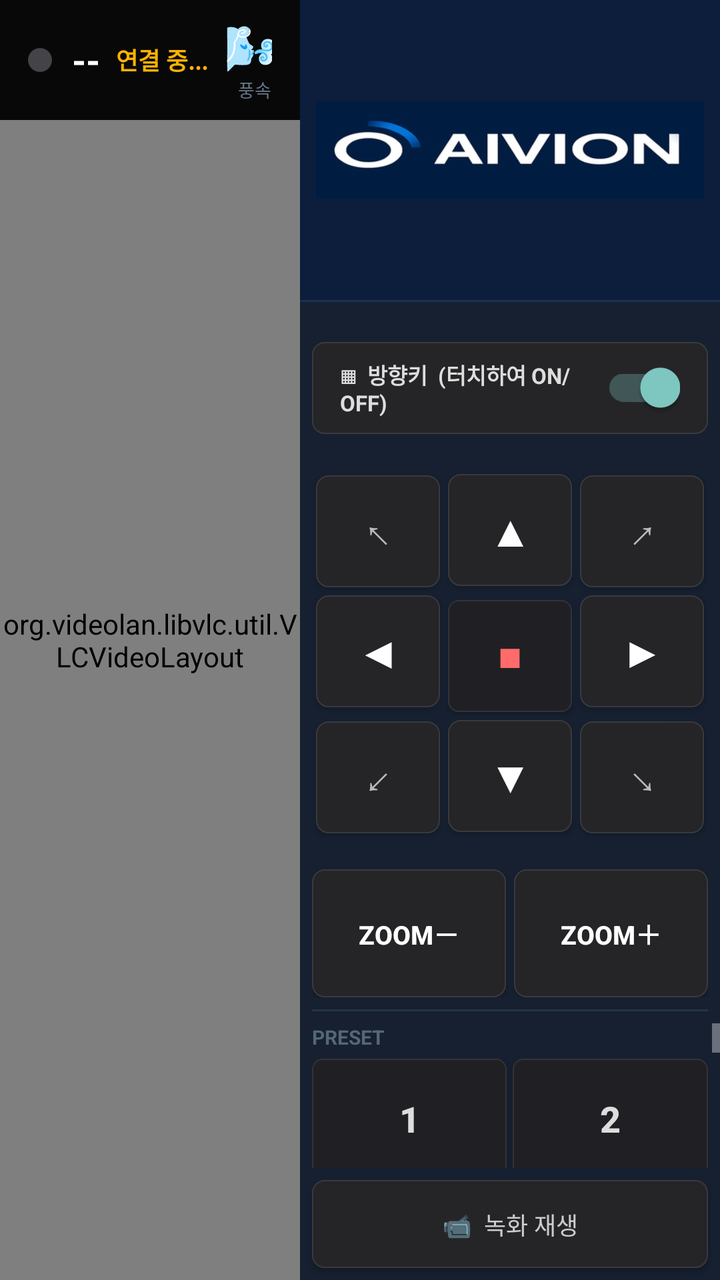
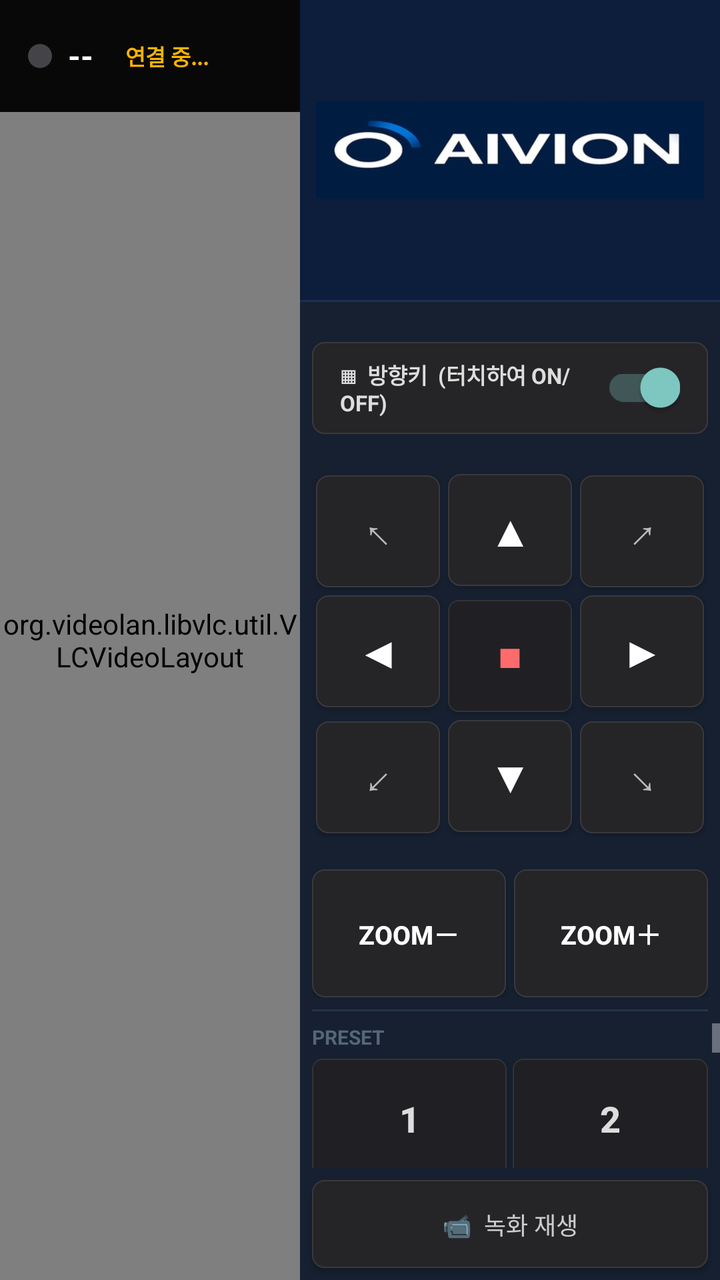

An Android layout rendered at two revisions. The XML below is the earlier revision; the diff shows what the commit changed to produce the second picture.
<!-- AndroidManifest.xml: application theme AppTheme -->
<!-- res/layout/activity_player.xml -->
<?xml version="1.0" encoding="utf-8"?>
<LinearLayout xmlns:android="http://schemas.android.com/apk/res/android"
    android:layout_width="match_parent"
    android:layout_height="match_parent"
    android:orientation="horizontal"
    android:background="#000000">

    
    <FrameLayout
        android:layout_width="0dp" android:layout_height="match_parent"
        android:layout_weight="1" android:background="#000000">

        <org.videolan.libvlc.util.VLCVideoLayout android:id="@+id/vlcPlayer"
            android:layout_width="match_parent" android:layout_height="match_parent"/>

        
        <ImageView android:id="@+id/imgSnapshot"
            android:layout_width="match_parent"
            android:layout_height="match_parent"
            android:scaleType="centerCrop"
            android:visibility="gone"/>

        
        <LinearLayout android:layout_width="match_parent" android:layout_height="60dp"
            android:orientation="horizontal" android:gravity="center_vertical"
            android:paddingStart="14dp" android:paddingEnd="14dp"
            android:background="#EE000000">
            <View android:id="@+id/dotPlayer"
                android:layout_width="12dp" android:layout_height="12dp"
                android:background="@drawable/dot_gray" android:layout_marginEnd="10dp"/>
            <TextView android:id="@+id/lblPlayer"
                android:layout_width="wrap_content" android:layout_height="wrap_content"
                android:text="--" android:textColor="#FFFFFF"
                android:textSize="18sp" android:textStyle="bold"
                android:layout_marginEnd="8dp"/>
            <TextView android:id="@+id/tvStreamStatus"
                android:layout_width="wrap_content" android:layout_height="wrap_content"
                android:text="연결 중..." android:textColor="#FFB300"
                android:textSize="12sp" android:textStyle="bold"
                android:layout_marginEnd="8dp"/>
            <TextView android:id="@+id/ipPlayer"
                android:layout_width="0dp" android:layout_height="wrap_content"
                android:layout_weight="1"
                android:textColor="#667788" android:textSize="11sp"/>
            
            <LinearLayout android:layout_width="wrap_content" android:layout_height="wrap_content"
                android:orientation="vertical" android:gravity="center_horizontal"
                android:layout_marginEnd="16dp">
                <TextView android:id="@+id/osdWindPlayer"
                    android:layout_width="wrap_content" android:layout_height="wrap_content"
                    android:text="🌬  --"
                    android:textColor="#FFFFFF" android:textSize="22sp" android:textStyle="bold"/>
                <TextView android:layout_width="wrap_content" android:layout_height="wrap_content"
                    android:text="풍속 (m/s)"
                    android:textColor="#667788" android:textSize="9sp" android:gravity="center"/>
            </LinearLayout>
            
            <LinearLayout android:layout_width="wrap_content" android:layout_height="wrap_content"
                android:orientation="vertical" android:gravity="center_horizontal">
                <TextView android:id="@+id/osdWeightPlayer"
                    android:layout_width="wrap_content" android:layout_height="wrap_content"
                    android:text="⚖  --"
                    android:textColor="#FFFFFF" android:textSize="22sp" android:textStyle="bold"/>
                <TextView android:layout_width="wrap_content" android:layout_height="wrap_content"
                    android:text="중량 (kg)"
                    android:textColor="#667788" android:textSize="9sp" android:gravity="center"/>
            </LinearLayout>
        </LinearLayout>

        
        <View android:id="@+id/touchOverlay"
            android:layout_width="match_parent" android:layout_height="match_parent"
            android:layout_marginTop="60dp"
            android:background="@android:color/transparent"/>
    </FrameLayout>

    
    <LinearLayout
        android:layout_width="210dp" android:layout_height="match_parent"
        android:orientation="vertical" android:background="#162030">

        
        <ImageView
            android:layout_width="match_parent" android:layout_height="150dp"
            android:src="@drawable/logo_aivion"
            android:adjustViewBounds="true"
            android:scaleType="fitCenter"
            android:background="#0C1E3C"
            android:paddingStart="8dp" android:paddingEnd="8dp"
            android:paddingTop="8dp" android:paddingBottom="8dp"/>

        <View android:layout_width="match_parent" android:layout_height="1dp"
            android:background="#1E3050"/>

        
        <LinearLayout android:id="@+id/ptzToggleRow"
            android:layout_width="match_parent" android:layout_height="46dp"
            android:orientation="horizontal" android:gravity="center_vertical"
            android:paddingStart="14dp" android:paddingEnd="14dp"
            android:background="@drawable/bg_btn"
            android:layout_marginStart="6dp" android:layout_marginEnd="6dp"
            android:layout_marginTop="20dp" android:layout_marginBottom="4dp"
            android:clickable="true" android:focusable="true">
            <TextView android:layout_width="0dp" android:layout_height="wrap_content"
                android:layout_weight="1"
                android:text="▦  방향키  (터치하여 ON/OFF)"
                android:textColor="#DDDDDD" android:textSize="11sp" android:textStyle="bold"/>
            <androidx.appcompat.widget.SwitchCompat android:id="@+id/swPtz"
                android:layout_width="wrap_content" android:layout_height="wrap_content"
                android:checked="true" android:clickable="false" android:focusable="false"/>
        </LinearLayout>

        
        <View android:layout_width="match_parent" android:layout_height="14dp"/>

        
        <GridLayout android:id="@+id/ptzArea"
            android:layout_width="match_parent" android:layout_height="wrap_content"
            android:columnCount="3" android:paddingStart="6dp" android:paddingEnd="6dp">
            <Button android:id="@+id/btnNW" android:layout_width="0dp" android:layout_height="56dp"
                android:layout_columnWeight="1" android:layout_margin="2dp"
                android:text="↖" android:textSize="20sp"
                android:background="@drawable/bg_btn" android:textColor="#BBBBBB"/>
            <Button android:id="@+id/btnN" android:layout_width="0dp" android:layout_height="56dp"
                android:layout_columnWeight="1" android:layout_margin="2dp"
                android:text="▲" android:textSize="22sp"
                android:background="@drawable/bg_btn" android:textColor="#FFFFFF"/>
            <Button android:id="@+id/btnNE" android:layout_width="0dp" android:layout_height="56dp"
                android:layout_columnWeight="1" android:layout_margin="2dp"
                android:text="↗" android:textSize="20sp"
                android:background="@drawable/bg_btn" android:textColor="#BBBBBB"/>
            <Button android:id="@+id/btnW" android:layout_width="0dp" android:layout_height="56dp"
                android:layout_columnWeight="1" android:layout_margin="2dp"
                android:text="◀" android:textSize="22sp"
                android:background="@drawable/bg_btn" android:textColor="#FFFFFF"/>
            <Button android:id="@+id/btnStop" android:layout_width="0dp" android:layout_height="56dp"
                android:layout_columnWeight="1" android:layout_margin="2dp"
                android:text="■" android:textSize="16sp"
                android:background="@drawable/bg_preset" android:textColor="#FF6B6B"/>
            <Button android:id="@+id/btnE" android:layout_width="0dp" android:layout_height="56dp"
                android:layout_columnWeight="1" android:layout_margin="2dp"
                android:text="▶" android:textSize="22sp"
                android:background="@drawable/bg_btn" android:textColor="#FFFFFF"/>
            <Button android:id="@+id/btnSW" android:layout_width="0dp" android:layout_height="56dp"
                android:layout_columnWeight="1" android:layout_margin="2dp"
                android:text="↙" android:textSize="20sp"
                android:background="@drawable/bg_btn" android:textColor="#BBBBBB"/>
            <Button android:id="@+id/btnS" android:layout_width="0dp" android:layout_height="56dp"
                android:layout_columnWeight="1" android:layout_margin="2dp"
                android:text="▼" android:textSize="22sp"
                android:background="@drawable/bg_btn" android:textColor="#FFFFFF"/>
            <Button android:id="@+id/btnSE" android:layout_width="0dp" android:layout_height="56dp"
                android:layout_columnWeight="1" android:layout_margin="2dp"
                android:text="↘" android:textSize="20sp"
                android:background="@drawable/bg_btn" android:textColor="#BBBBBB"/>
        </GridLayout>

        
        <LinearLayout android:layout_width="match_parent" android:layout_height="wrap_content"
            android:orientation="horizontal"
            android:layout_marginTop="16dp"
            android:paddingStart="6dp" android:paddingEnd="6dp"
            android:layout_marginBottom="6dp">
            <Button android:id="@+id/btnZoomOut"
                android:layout_width="0dp" android:layout_height="64dp"
                android:layout_weight="1" android:layout_marginEnd="4dp"
                android:text="ZOOM－" android:textSize="13sp" android:textStyle="bold"
                android:textColor="#FFFFFF" android:background="@drawable/bg_btn"/>
            <Button android:id="@+id/btnZoomIn"
                android:layout_width="0dp" android:layout_height="64dp"
                android:layout_weight="1"
                android:text="ZOOM＋" android:textSize="13sp" android:textStyle="bold"
                android:textColor="#FFFFFF" android:background="@drawable/bg_btn"/>
        </LinearLayout>

        <View android:layout_width="match_parent" android:layout_height="1dp"
            android:background="#253545" android:layout_marginBottom="6dp"
            android:layout_marginStart="6dp" android:layout_marginEnd="6dp"/>

        
        <ScrollView android:layout_width="match_parent" android:layout_height="0dp"
            android:layout_weight="1" android:fillViewport="true">
            <LinearLayout android:layout_width="match_parent" android:layout_height="wrap_content"
                android:orientation="vertical"
                android:paddingStart="6dp" android:paddingEnd="6dp">

                <TextView android:layout_width="wrap_content" android:layout_height="wrap_content"
                    android:text="PRESET" android:textColor="#556677"
                    android:textSize="10sp" android:textStyle="bold"
                    android:layout_marginBottom="4dp"/>

                <LinearLayout android:layout_width="match_parent" android:layout_height="wrap_content"
                    android:orientation="horizontal" android:layout_marginBottom="3dp">
                    <Button android:id="@+id/btnP1" android:layout_width="0dp" android:layout_height="62dp"
                        android:layout_weight="1" android:layout_marginEnd="3dp"
                        android:text="1" android:textSize="18sp" android:textStyle="bold"
                        android:textColor="#DDDDDD" android:background="@drawable/bg_preset"
                        android:minHeight="0dp" android:maxLines="2"
                        android:ellipsize="end"
                        android:padding="4dp" android:includeFontPadding="false"/>
                    <Button android:id="@+id/btnP2" android:layout_width="0dp" android:layout_height="62dp"
                        android:layout_weight="1"
                        android:text="2" android:textSize="18sp" android:textStyle="bold"
                        android:textColor="#DDDDDD" android:background="@drawable/bg_preset"
                        android:minHeight="0dp" android:maxLines="2"
                        android:ellipsize="end"
                        android:padding="4dp" android:includeFontPadding="false"/>
                </LinearLayout>
                <LinearLayout android:layout_width="match_parent" android:layout_height="wrap_content"
                    android:orientation="horizontal" android:layout_marginBottom="3dp">
                    <Button android:id="@+id/btnP3" android:layout_width="0dp" android:layout_height="62dp"
                        android:layout_weight="1" android:layout_marginEnd="3dp"
                        android:text="3" android:textSize="18sp" android:textStyle="bold"
                        android:textColor="#DDDDDD" android:background="@drawable/bg_preset"
                        android:minHeight="0dp" android:maxLines="2"
                        android:ellipsize="end"
                        android:padding="4dp" android:includeFontPadding="false"/>
                    <Button android:id="@+id/btnP4" android:layout_width="0dp" android:layout_height="62dp"
                        android:layout_weight="1"
                        android:text="4" android:textSize="18sp" android:textStyle="bold"
                        android:textColor="#DDDDDD" android:background="@drawable/bg_preset"
                        android:minHeight="0dp" android:maxLines="2"
                        android:ellipsize="end"
                        android:padding="4dp" android:includeFontPadding="false"/>
                </LinearLayout>
                <Button android:id="@+id/btnP5"
                    android:layout_width="match_parent" android:layout_height="62dp"
                    android:layout_marginBottom="3dp"
                    android:text="5  HOME" android:textSize="16sp" android:textStyle="bold"
                    android:textColor="#2979FF" android:background="@drawable/bg_preset"
                    android:minHeight="0dp" android:maxLines="2"
                    android:ellipsize="end"
                    android:padding="4dp" android:includeFontPadding="false"/>
                <LinearLayout android:layout_width="match_parent" android:layout_height="wrap_content"
                    android:orientation="horizontal" android:layout_marginBottom="3dp">
                    <Button android:id="@+id/btnP6" android:layout_width="0dp" android:layout_height="62dp"
                        android:layout_weight="1" android:layout_marginEnd="3dp"
                        android:text="6" android:textSize="18sp" android:textStyle="bold"
                        android:textColor="#DDDDDD" android:background="@drawable/bg_preset"
                        android:minHeight="0dp" android:maxLines="2"
                        android:ellipsize="end"
                        android:padding="4dp" android:includeFontPadding="false"/>
                    <Button android:id="@+id/btnP7" android:layout_width="0dp" android:layout_height="62dp"
                        android:layout_weight="1"
                        android:text="7" android:textSize="18sp" android:textStyle="bold"
                        android:textColor="#DDDDDD" android:background="@drawable/bg_preset"
                        android:minHeight="0dp" android:maxLines="2"
                        android:ellipsize="end"
                        android:padding="4dp" android:includeFontPadding="false"/>
                </LinearLayout>
                <LinearLayout android:layout_width="match_parent" android:layout_height="wrap_content"
                    android:orientation="horizontal" android:layout_marginBottom="4dp">
                    <Button android:id="@+id/btnP8" android:layout_width="0dp" android:layout_height="62dp"
                        android:layout_weight="1" android:layout_marginEnd="3dp"
                        android:text="8" android:textSize="18sp" android:textStyle="bold"
                        android:textColor="#DDDDDD" android:background="@drawable/bg_preset"
                        android:minHeight="0dp" android:maxLines="2"
                        android:ellipsize="end"
                        android:padding="4dp" android:includeFontPadding="false"/>
                    <Button android:id="@+id/btnP9" android:layout_width="0dp" android:layout_height="62dp"
                        android:layout_weight="1"
                        android:text="9" android:textSize="18sp" android:textStyle="bold"
                        android:textColor="#DDDDDD" android:background="@drawable/bg_preset"
                        android:minHeight="0dp" android:maxLines="2"
                        android:ellipsize="end"
                        android:padding="4dp" android:includeFontPadding="false"/>
                </LinearLayout>
                <TextView android:layout_width="match_parent" android:layout_height="wrap_content"
                    android:text="길게 눌러 이름 저장"
                    android:textColor="#445566" android:textSize="9sp" android:gravity="center"/>
            </LinearLayout>
        </ScrollView>

        
        <Button android:id="@+id/btnPlayback"
            android:layout_width="match_parent" android:layout_height="44dp"
            android:layout_margin="6dp"
            android:text="📹  녹화 재생" android:textSize="12sp"
            android:textColor="#CCCCCC" android:background="@drawable/bg_btn"/>
    </LinearLayout>
</LinearLayout>
<!-- resources referenced by this layout -->
<resources>
  <!-- drawable bg_btn (drawable) -->
  <?xml version="1.0" encoding="utf-8"?>
  <shape xmlns:android="http://schemas.android.com/apk/res/android"><solid android:color="#252528"/><corners android:radius="6dp"/><stroke android:width="0.5dp" android:color="#3A3A3E"/></shape>
  <!-- drawable bg_preset (drawable) -->
  <?xml version="1.0" encoding="utf-8"?>
  <shape xmlns:android="http://schemas.android.com/apk/res/android"><solid android:color="#202024"/><corners android:radius="5dp"/><stroke android:width="0.5dp" android:color="#333336"/></shape>
  <!-- drawable dot_gray (drawable) -->
  <?xml version="1.0" encoding="utf-8"?>
  <shape xmlns:android="http://schemas.android.com/apk/res/android" android:shape="oval"><solid android:color="#444448"/></shape>
  <!-- drawable logo_aivion: jpg bitmap (drawable, 13489 bytes) -->
  <style name="AppTheme" parent="Theme.AppCompat.NoActionBar">
          <item name="colorPrimary">#2979FF</item>
          <item name="android:windowBackground">#0A0A0A</item>
          <item name="android:statusBarColor">#0A0A0A</item>
      </style>
</resources>

<!-- the commit's change to res/layout/activity_player.xml (unified diff, before → after) -->
@@ -21,56 +21,47 @@
             android:visibility="gone"/>
 
         
-        <LinearLayout android:layout_width="match_parent" android:layout_height="60dp"
+        <LinearLayout android:layout_width="match_parent" android:layout_height="56dp"
             android:orientation="horizontal" android:gravity="center_vertical"
             android:paddingStart="14dp" android:paddingEnd="14dp"
             android:background="#EE000000">
             <View android:id="@+id/dotPlayer"
                 android:layout_width="12dp" android:layout_height="12dp"
-                android:background="@drawable/dot_gray" android:layout_marginEnd="10dp"/>
+                android:background="@drawable/dot_gray" android:layout_marginEnd="8dp"/>
             <TextView android:id="@+id/lblPlayer"
                 android:layout_width="wrap_content" android:layout_height="wrap_content"
                 android:text="--" android:textColor="#FFFFFF"
-                android:textSize="18sp" android:textStyle="bold"
+                android:textSize="16sp" android:textStyle="bold"
+                android:layout_marginEnd="8dp"/>
+            <TextView android:id="@+id/ipPlayer"
+                android:layout_width="wrap_content" android:layout_height="wrap_content"
+                android:textColor="#667788" android:textSize="11sp"
                 android:layout_marginEnd="8dp"/>
             <TextView android:id="@+id/tvStreamStatus"
                 android:layout_width="wrap_content" android:layout_height="wrap_content"
                 android:text="연결 중..." android:textColor="#FFB300"
-                android:textSize="12sp" android:textStyle="bold"
-                android:layout_marginEnd="8dp"/>
-            <TextView android:id="@+id/ipPlayer"
-                android:layout_width="0dp" android:layout_height="wrap_content"
-                android:layout_weight="1"
-                android:textColor="#667788" android:textSize="11sp"/>
+                android:textSize="11sp" android:textStyle="bold"/>
             
-            <LinearLayout android:layout_width="wrap_content" android:layout_height="wrap_content"
-                android:orientation="vertical" android:gravity="center_horizontal"
-                android:layout_marginEnd="16dp">
-                <TextView android:id="@+id/osdWindPlayer"
-                    android:layout_width="wrap_content" android:layout_height="wrap_content"
-                    android:text="🌬  --"
-                    android:textColor="#FFFFFF" android:textSize="22sp" android:textStyle="bold"/>
-                <TextView android:layout_width="wrap_content" android:layout_height="wrap_content"
-                    android:text="풍속 (m/s)"
-                    android:textColor="#667788" android:textSize="9sp" android:gravity="center"/>
-            </LinearLayout>
+            <View android:layout_width="0dp" android:layout_height="1dp" android:layout_weight="1"/>
             
-            <LinearLayout android:layout_width="wrap_content" android:layout_height="wrap_content"
-                android:orientation="vertical" android:gravity="center_horizontal">
-                <TextView android:id="@+id/osdWeightPlayer"
-                    android:layout_width="wrap_content" android:layout_height="wrap_content"
-                    android:text="⚖  --"
-                    android:textColor="#FFFFFF" android:textSize="22sp" android:textStyle="bold"/>
-                <TextView android:layout_width="wrap_content" android:layout_height="wrap_content"
-                    android:text="중량 (kg)"
-                    android:textColor="#667788" android:textSize="9sp" android:gravity="center"/>
-            </LinearLayout>
+            <TextView android:id="@+id/osdWeightPlayer"
+                android:layout_width="wrap_content" android:layout_height="wrap_content"
+                android:text="중량: --"
+                android:textColor="#FFFFFF" android:textSize="24sp" android:textStyle="bold"
+                android:layout_marginEnd="20dp"
+                android:visibility="gone"/>
+            
+            <TextView android:id="@+id/osdWindPlayer"
+                android:layout_width="wrap_content" android:layout_height="wrap_content"
+                android:text="풍속: --"
+                android:textColor="#FFFFFF" android:textSize="24sp" android:textStyle="bold"
+                android:visibility="gone"/>
         </LinearLayout>
 
         
         <View android:id="@+id/touchOverlay"
             android:layout_width="match_parent" android:layout_height="match_parent"
-            android:layout_marginTop="60dp"
+            android:layout_marginTop="56dp"
             android:background="@android:color/transparent"/>
     </FrameLayout>
 
